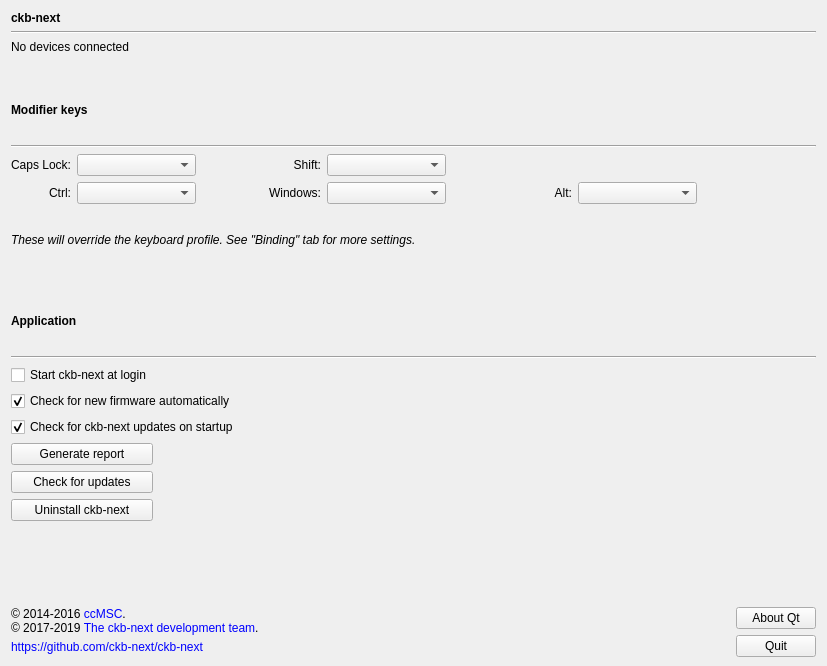
Before: the Qt Designer form src/gui/settingswidget.ui in ckb-next/ckb-next, drawn with Qt 5.
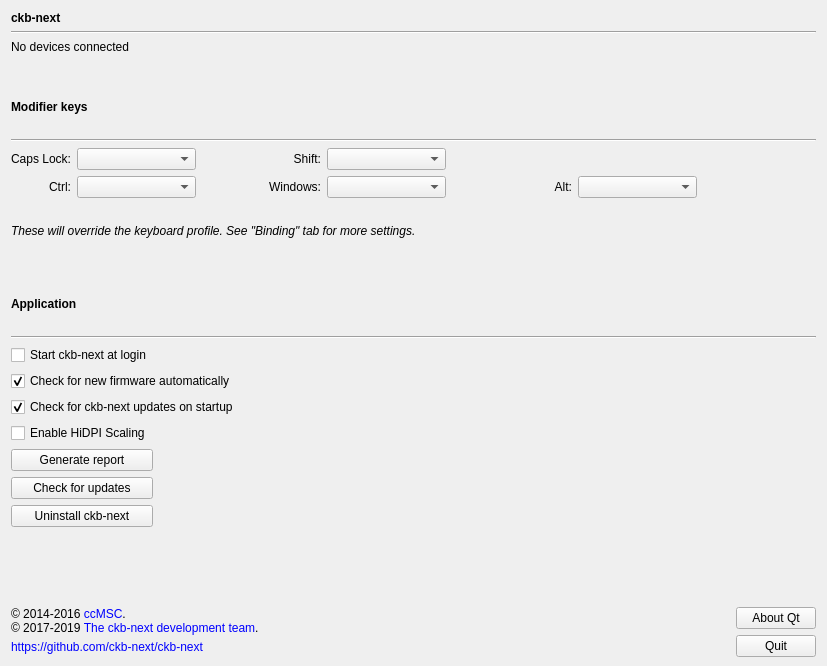
After: the same form once the commit is applied. Custom widgets are drawn as their Qt base class.

What changed in the file:
```diff
--- a/src/gui/settingswidget.ui
+++ b/src/gui/settingswidget.ui
@@ -364,6 +364,16 @@
            </property>
           </widget>
          </item>
+         <item>
+          <widget class="QCheckBox" name="hiDPIBox">
+           <property name="toolTip">
+            <string>Enable this only if you have a high DPI monitor and the ckb-next window shows up too small.</string>
+           </property>
+           <property name="text">
+            <string>Enable HiDPI Scaling</string>
+           </property>
+          </widget>
+         </item>
          <item>
           <layout class="QHBoxLayout" name="horizontalLayout">
            <item>
```
